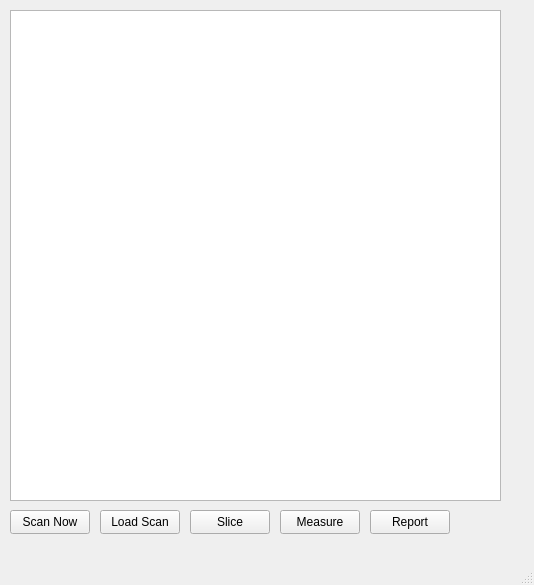
Above: spectr.ui from enjoycowboy/spectre before the change. Below: the same form after it.
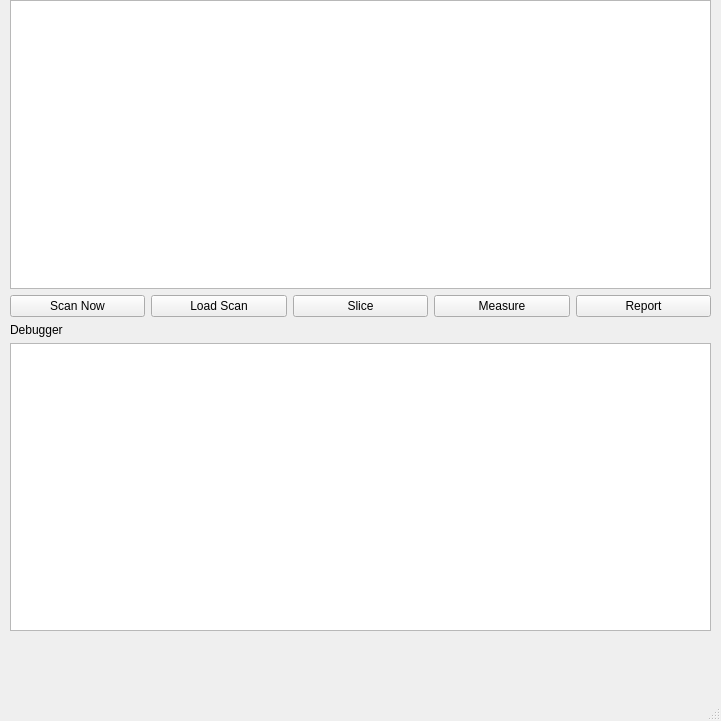
That is the form after the change.

Commit message: primeiro rascunho de ui

What changed in the file:
```diff
--- a/spectr.ui
+++ b/spectr.ui
@@ -2,92 +2,105 @@
 <ui version="4.0">
  <class>MainWindow</class>
  <widget class="QMainWindow" name="MainWindow">
+  <property name="enabled">
+   <bool>true</bool>
+  </property>
   <property name="geometry">
    <rect>
     <x>0</x>
     <y>0</y>
-    <width>534</width>
-    <height>585</height>
+    <width>721</width>
+    <height>721</height>
    </rect>
   </property>
+  <property name="minimumSize">
+   <size>
+    <width>721</width>
+    <height>721</height>
+   </size>
+  </property>
+  <property name="maximumSize">
+   <size>
+    <width>721</width>
+    <height>16777215</height>
+   </size>
+  </property>
   <property name="windowTitle">
    <string>Spectrox</string>
   </property>
   <widget class="QWidget" name="centralwidget">
-   <widget class="QGraphicsView" name="graphicsView">
+   <widget class="QWidget" name="layoutWidget">
     <property name="geometry">
      <rect>
       <x>10</x>
-      <y>10</y>
-      <width>491</width>
-      <height>491</height>
+      <y>0</y>
+      <width>701</width>
+      <height>631</height>
      </rect>
     </property>
-   </widget>
-   <widget class="QPushButton" name="pushButton">
-    <property name="geometry">
-     <rect>
-      <x>10</x>
-      <y>510</y>
-      <width>80</width>
-      <height>24</height>
-     </rect>
-    </property>
-    <property name="text">
-     <string>Scan Now</string>
-    </property>
-   </widget>
-   <widget class="QPushButton" name="pushButton_2">
-    <property name="geometry">
-     <rect>
-      <x>100</x>
-      <y>510</y>
-      <width>80</width>
-      <height>24</height>
-     </rect>
-    </property>
-    <property name="text">
-     <string>Load Scan</string>
-    </property>
-   </widget>
-   <widget class="QPushButton" name="pushButton_3">
-    <property name="geometry">
-     <rect>
-      <x>190</x>
-      <y>510</y>
-      <width>80</width>
-      <height>24</height>
-     </rect>
-    </property>
-    <property name="text">
-     <string>Slice</string>
-    </property>
-   </widget>
-   <widget class="QPushButton" name="pushButton_4">
-    <property name="geometry">
-     <rect>
-      <x>280</x>
-      <y>510</y>
-      <width>80</width>
-      <height>24</height>
-     </rect>
-    </property>
-    <property name="text">
-     <string>Measure</string>
-    </property>
-   </widget>
-   <widget class="QPushButton" name="pushButton_5">
-    <property name="geometry">
-     <rect>
-      <x>370</x>
-      <y>510</y>
-      <width>80</width>
-      <height>24</height>
-     </rect>
-    </property>
-    <property name="text">
-     <string>Report</string>
-    </property>
+    <layout class="QVBoxLayout" name="verticalLayout">
+     <item>
+      <widget class="QGraphicsView" name="graphicsView"/>
+     </item>
+     <item>
+      <layout class="QHBoxLayout" name="horizontalLayout">
+       <item>
+        <widget class="QPushButton" name="scan">
+         <property name="text">
+          <string>Scan Now</string>
+         </property>
+        </widget>
+       </item>
+       <item>
+        <widget class="QPushButton" name="load">
+         <property name="text">
+          <string>Load Scan</string>
+         </property>
+        </widget>
+       </item>
+       <item>
+        <widget class="QPushButton" name="slice">
+         <property name="text">
+          <string>Slice</string>
+         </property>
+        </widget>
+       </item>
+       <item>
+        <widget class="QPushButton" name="measure">
+         <property name="text">
+          <string>Measure</string>
+         </property>
+        </widget>
+       </item>
+       <item>
+        <widget class="QPushButton" name="report">
+         <property name="text">
+          <string>Report</string>
+         </property>
+         <property name="autoDefault">
+          <bool>false</bool>
+         </property>
+         <property name="default">
+          <bool>false</bool>
+         </property>
+         <property name="flat">
+          <bool>false</bool>
+         </property>
+        </widget>
+       </item>
+      </layout>
+     </item>
+     <item>
+      <widget class="QLabel" name="label">
+       <property name="text">
+        <string>Debugger</string>
+       </property>
+      </widget>
+     </item>
+     <item>
+      <widget class="QTextBrowser" name="textBrowser"/>
+     </item>
+    </layout>
    </widget>
   </widget>
   <widget class="QMenuBar" name="menubar">
```
Left out of the diff: 41 changed lines with no effect on the pictures. The commit also changes 1 other file.
